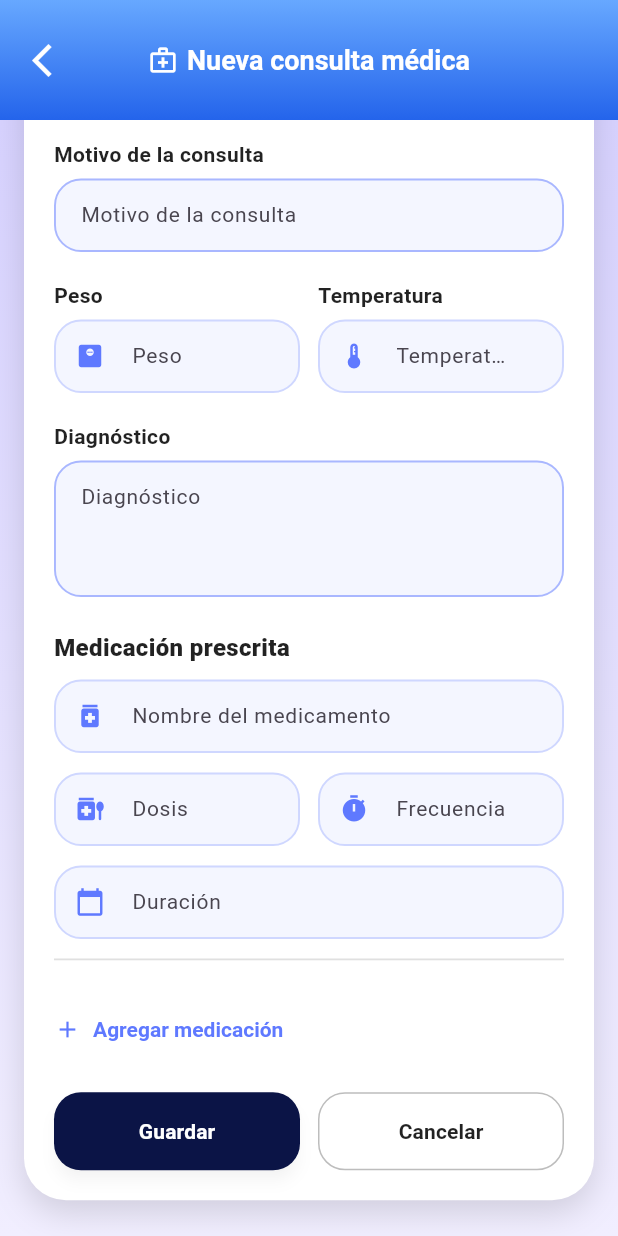
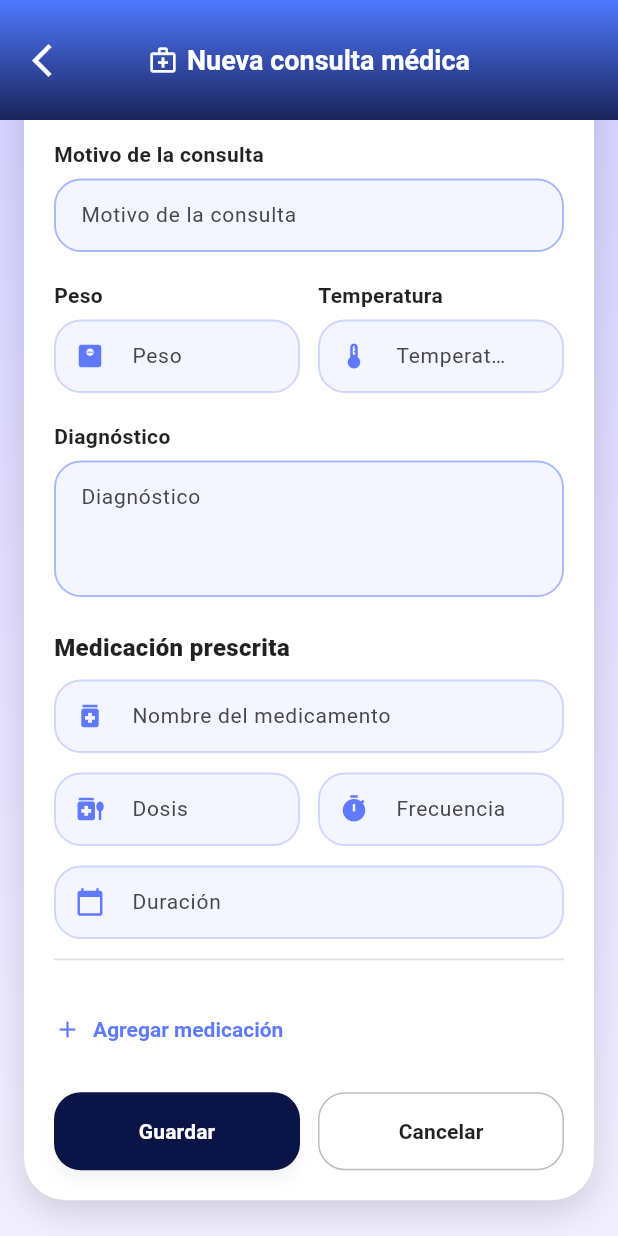
Before and after one commit to Jocwly/Integrador, a Flutter app: the ConsultaMedica screen opened directly with empty values, scrolled down 234 dp, on a phone screen of 412 x 824 dp. Run offline on Flutter 3.47's test engine with Material 3 defaults, Android fonts, the phone set to English and light mode, and no system bars; our stand-ins replace cloud_firestore, firebase_core, firebase_storage, flutter_local_notifications, image_picker, timezone; accounts and stored records are empty.

```diff
--- a/lib/Pantallas/consulta.dart
+++ b/lib/Pantallas/consulta.dart
@@ -239,6 +239,7 @@ class _ConsultaMedicaState extends State<ConsultaMedica> {
     );
   }
 
+  /// 🔴 AQUÍ ES DONDE COPIAMOS EL COMPORTAMIENTO DEL OTRO CÓDIGO
   Widget _buildTextFieldWithError({
     required TextEditingController controller,
     required String hint,
@@ -252,7 +253,7 @@ class _ConsultaMedicaState extends State<ConsultaMedica> {
     String? suffixText,
   }) {
     final decoration = _inputDecoration(
-      hint: showError ? '' : hint,
+      hint: hint,
       icon: icon,
       gray: gray,
       error: showError,
@@ -263,26 +264,22 @@ class _ConsultaMedicaState extends State<ConsultaMedica> {
       controller: controller,
       maxLines: maxLines,
       decoration: decoration,
-      style: TextStyle(
-        color: showError ? Colors.transparent : Colors.black,
-        fontSize: 14,
-      ),
+      style: const TextStyle(color: Colors.black, fontSize: 14),
       keyboardType: keyboardType,
       inputFormatters: inputFormatters,
       onChanged: onChanged,
     );
 
+    // Altura fija para campos de una línea (como lo tenías)
     final double? height = maxLines == 1 ? 52 : null;
 
-    if (!showError) {
-      return SizedBox(height: height, child: field);
-    }
-    return SizedBox(
-      height: height,
-      child: Stack(
-        children: [
-          field,
-          const Center(
+    return Column(
+      crossAxisAlignment: CrossAxisAlignment.start,
+      children: [
+        SizedBox(height: height, child: field),
+        if (showError)
+          const Padding(
+            padding: EdgeInsets.only(left: 4, top: 4),
             child: Text(
               'Este campo es requerido',
               style: TextStyle(
@@ -292,8 +289,7 @@ class _ConsultaMedicaState extends State<ConsultaMedica> {
               ),
             ),
           ),
-        ],
-      ),
+      ],
     );
   }
 
@@ -321,7 +317,7 @@ class _ConsultaMedicaState extends State<ConsultaMedica> {
         flexibleSpace: Container(
           decoration: const BoxDecoration(
             gradient: LinearGradient(
-              colors: [Color(0xFF67A8FF), Color(0xFF2464EB)],
+              colors: [Color(0xFF4E78FF), Color.fromARGB(255, 26, 36, 90)],
               begin: Alignment.topCenter,
               end: Alignment.bottomCenter,
             ),
--- a/lib/Pantallas/programar_citas.dart
+++ b/lib/Pantallas/programar_citas.dart
@@ -205,7 +205,7 @@ class _ProgramarCitaState extends State<ProgramarCita> {
         flexibleSpace: Container(
           decoration: const BoxDecoration(
             gradient: LinearGradient(
-              colors: [azulFondoArriba, azulFondoAbajo],
+              colors: [Color(0xFF4E78FF), Color.fromARGB(255, 26, 36, 90)],
               begin: Alignment.topCenter,
               end: Alignment.bottomCenter,
             ),
--- a/lib/Pantallas/registro_vacuna.dart
+++ b/lib/Pantallas/registro_vacuna.dart
@@ -241,7 +241,8 @@ class _RegistrarVacunaState extends State<RegistrarVacuna> {
         flexibleSpace: Container(
           decoration: const BoxDecoration(
             gradient: LinearGradient(
-              colors: [azulFondoArriba, azulFondoAbajo],
+              colors: [Color(0xFF4E78FF), Color.fromARGB(255, 26, 36, 90)],
+              //colors: [azulFondoArriba, azulFondoAbajo],
               begin: Alignment.topCenter,
               end: Alignment.bottomCenter,
             ),
--- a/pubspec.yaml
+++ b/pubspec.yaml
@@ -38,6 +38,7 @@ dependencies:
   intl: ^0.19.0
   flutter_local_notifications: ^17.0.0
   timezone: ^0.9.4
+  firebase_messaging: ^15.2.10
 
   # The following adds the Cupertino Icons font to your application.
   # Use with the CupertinoIcons class for iOS style icons.
```
Also changed, not shown: lib/Pantallas/Login.dart (+7 -1 lines), lib/main.dart (+4 -3 lines), lib/servicios/notification_service.dart (+35 -45 lines), pubspec.lock, 3 other files.
